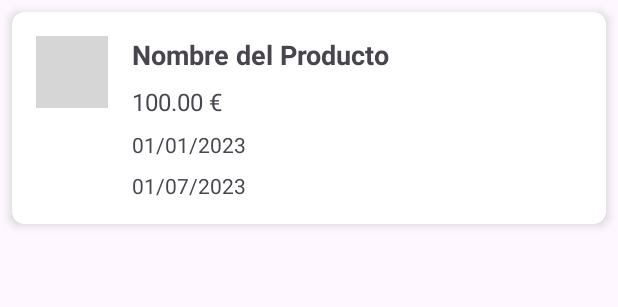
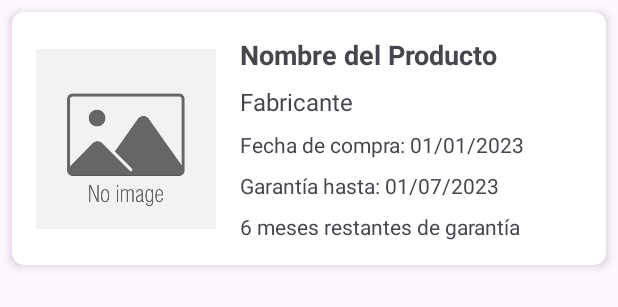
Before and after one commit to Xcorpia07/WarrantyManager, an Android app: the layout item_invoice.xml on its own in the app's theme, with its tools: preview values and no code run, on a phone screen of 412 x 824 dp. Shown: the top 307 px of the screen. Run offline under Robolectric (Android 15) with nearby library versions, the phone set to English and light mode, and no system bars; grey boxes are pictures that could not be loaded.

Commit message:
Update Invoice Adapter

```diff
--- a/app/src/main/res/layout/item_invoice.xml
+++ b/app/src/main/res/layout/item_invoice.xml
@@ -14,13 +14,14 @@
         android:padding="16dp">
 
         <ImageView
-            android:id="@+id/imageViewCategory"
-            android:layout_width="48dp"
-            android:layout_height="48dp"
+            android:id="@+id/imageViewProduct"
+            android:layout_width="120dp"
+            android:layout_height="120dp"
             android:scaleType="centerCrop"
+            app:layout_constraintBottom_toBottomOf="parent"
             app:layout_constraintStart_toStartOf="parent"
             app:layout_constraintTop_toTopOf="parent"
-            tools:src="@drawable/ic_category" />
+            tools:src="@drawable/ic_product_placeholder" />
 
         <TextView
             android:id="@+id/textViewProductName"
@@ -30,19 +31,20 @@
             android:textSize="18sp"
             android:textStyle="bold"
             app:layout_constraintEnd_toEndOf="parent"
-            app:layout_constraintStart_toEndOf="@id/imageViewCategory"
+            app:layout_constraintStart_toEndOf="@id/imageViewProduct"
             app:layout_constraintTop_toTopOf="parent"
             tools:text="Nombre del Producto" />
 
         <TextView
-            android:id="@+id/textViewPrice"
-            android:layout_width="wrap_content"
+            android:id="@+id/textViewManufacturer"
+            android:layout_width="0dp"
             android:layout_height="wrap_content"
             android:layout_marginTop="8dp"
             android:textSize="16sp"
+            app:layout_constraintEnd_toEndOf="parent"
             app:layout_constraintStart_toStartOf="@id/textViewProductName"
             app:layout_constraintTop_toBottomOf="@id/textViewProductName"
-            tools:text="100.00 €" />
+            tools:text="Fabricante" />
 
         <TextView
             android:id="@+id/textViewPurchaseDate"
@@ -51,8 +53,8 @@
             android:layout_marginTop="8dp"
             android:textSize="14sp"
             app:layout_constraintStart_toStartOf="@id/textViewProductName"
-            app:layout_constraintTop_toBottomOf="@id/textViewPrice"
-            tools:text="01/01/2023" />
+            app:layout_constraintTop_toBottomOf="@id/textViewManufacturer"
+            tools:text="Fecha de compra: 01/01/2023" />
 
         <TextView
             android:id="@+id/textViewWarrantyDate"
@@ -62,7 +64,17 @@
             android:textSize="14sp"
             app:layout_constraintStart_toStartOf="@id/textViewProductName"
             app:layout_constraintTop_toBottomOf="@id/textViewPurchaseDate"
-            tools:text="01/07/2023" />
+            tools:text="Garantía hasta: 01/07/2023" />
+
+        <TextView
+            android:id="@+id/textViewRemainingWarranty"
+            android:layout_width="wrap_content"
+            android:layout_height="wrap_content"
+            android:layout_marginTop="8dp"
+            android:textSize="14sp"
+            app:layout_constraintStart_toStartOf="@id/textViewProductName"
+            app:layout_constraintTop_toBottomOf="@id/textViewWarrantyDate"
+            tools:text="6 meses restantes de garantía" />
 
     </androidx.constraintlayout.widget.ConstraintLayout>
 
```
Also changed, not shown: app/src/main/java/com/warrantymanager/InvoiceAdapter.kt (+30 -3 lines).
